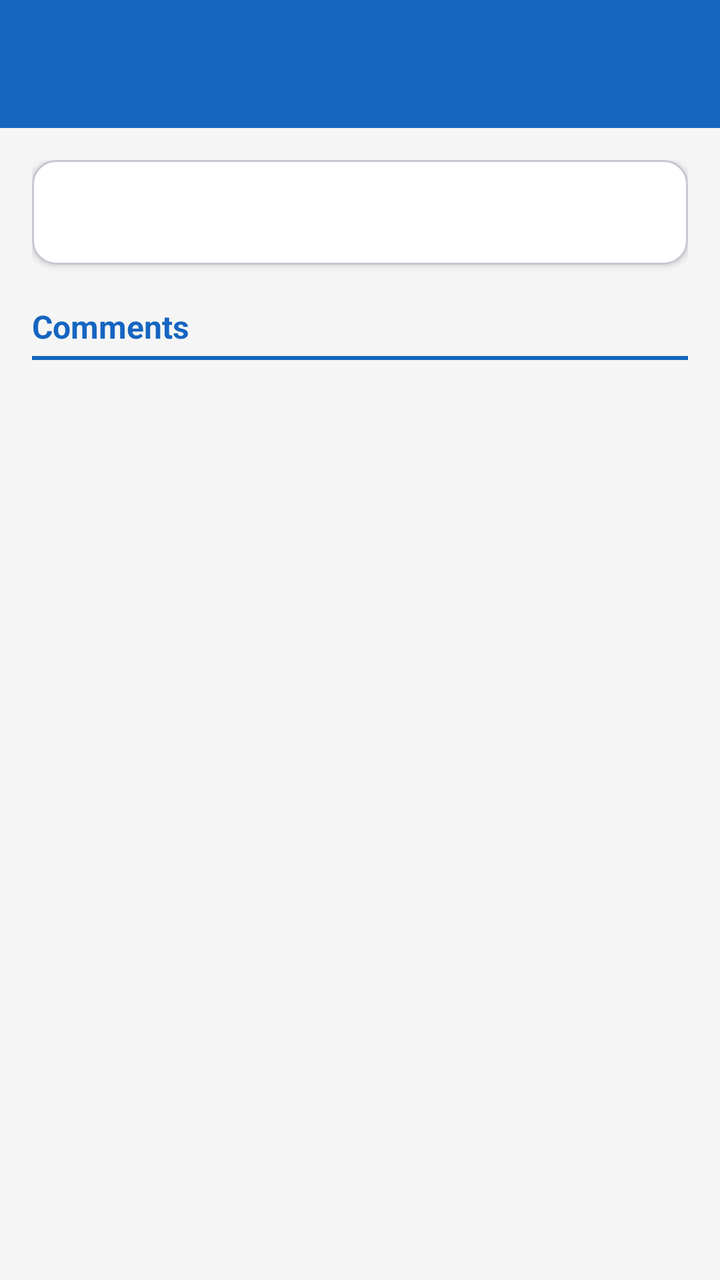
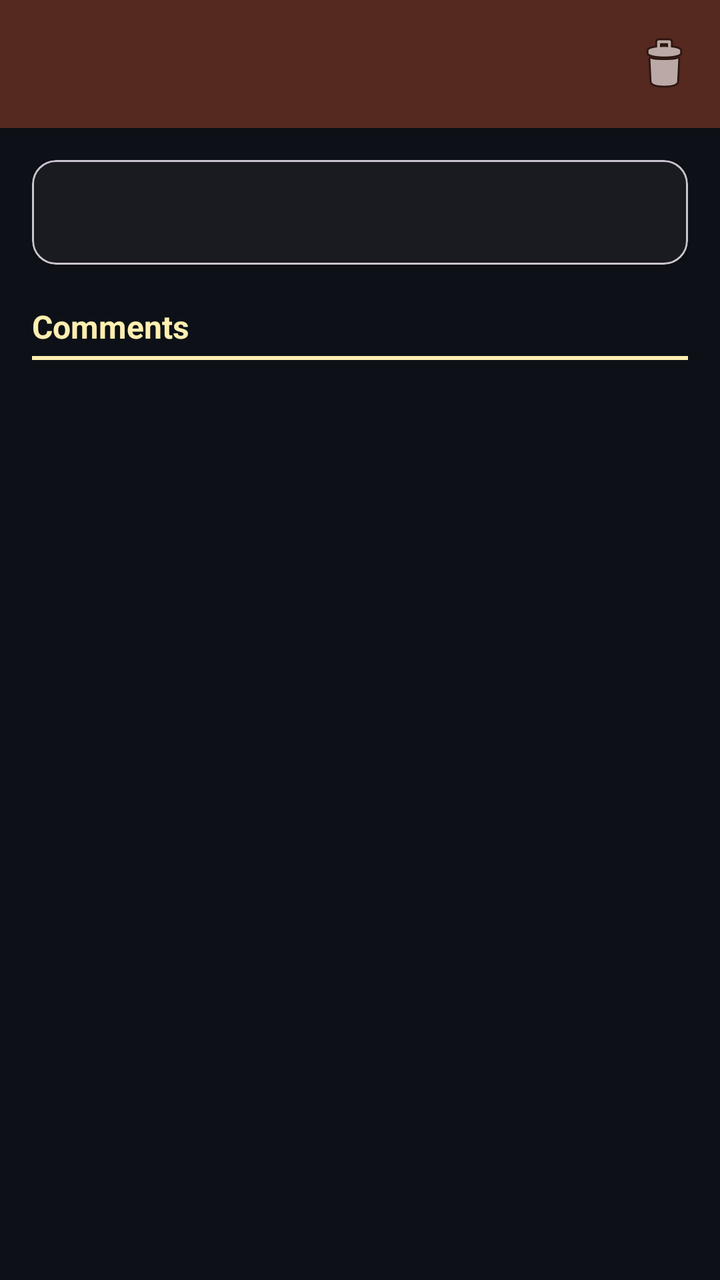

The first picture is an Android layout as it rendered before a commit; the second is the same layout after the commit. The layout source and the unified diff follow.
<!-- AndroidManifest.xml: application theme Theme.Miniblog -->
<!-- res/layout/activity_post_detail.xml -->
<?xml version="1.0" encoding="utf-8"?>
<LinearLayout
    xmlns:android="http://schemas.android.com/apk/res/android"
    xmlns:app="http://schemas.android.com/apk/res-auto"
    android:layout_width="match_parent"
    android:layout_height="match_parent"
    android:orientation="vertical"
    android:background="@color/background">

    <com.google.android.material.appbar.AppBarLayout
        android:layout_width="match_parent"
        android:layout_height="wrap_content"
        android:theme="@style/Theme.Miniblog.Toolbar">

        <com.google.android.material.appbar.MaterialToolbar
            android:id="@+id/toolbar"
            android:layout_width="match_parent"
            android:layout_height="?attr/actionBarSize"
            android:background="@color/primary"
            app:titleTextColor="@android:color/white"
            app:navigationIconTint="@android:color/white" />

    </com.google.android.material.appbar.AppBarLayout>

    <ScrollView
        android:layout_width="match_parent"
        android:layout_height="match_parent"
        android:fillViewport="true">

        <LinearLayout
            android:layout_width="match_parent"
            android:layout_height="wrap_content"
            android:orientation="vertical"
            android:padding="16dp">

            <com.google.android.material.card.MaterialCardView
                android:layout_width="match_parent"
                android:layout_height="wrap_content"
                app:cardCornerRadius="12dp"
                app:cardElevation="2dp"
                app:cardBackgroundColor="@color/card_background">

                <LinearLayout
                    android:layout_width="match_parent"
                    android:layout_height="wrap_content"
                    android:orientation="vertical"
                    android:padding="16dp">

                    <TextView
                        android:id="@+id/textViewDetailBody"
                        android:layout_width="match_parent"
                        android:layout_height="wrap_content"
                        android:textSize="15sp"
                        android:textColor="@color/text_primary"
                        android:lineSpacingMultiplier="1.4" />

                </LinearLayout>

            </com.google.android.material.card.MaterialCardView>

            <TextView
                android:layout_width="match_parent"
                android:layout_height="wrap_content"
                android:layout_marginTop="20dp"
                android:layout_marginBottom="4dp"
                android:text="Comments"
                android:textStyle="bold"
                android:textSize="16sp"
                android:textColor="@color/primary" />

            <View
                android:layout_width="match_parent"
                android:layout_height="2dp"
                android:layout_marginBottom="8dp"
                android:background="@color/primary" />

            <ProgressBar
                android:id="@+id/progressBarComments"
                android:layout_width="wrap_content"
                android:layout_height="wrap_content"
                android:layout_gravity="center_horizontal"
                android:layout_marginTop="8dp"
                android:visibility="gone" />

            <TextView
                android:id="@+id/textViewCommentsMessage"
                android:layout_width="match_parent"
                android:layout_height="wrap_content"
                android:layout_marginTop="8dp"
                android:textColor="@color/error"
                android:visibility="gone" />

            <androidx.recyclerview.widget.RecyclerView
                android:id="@+id/recyclerViewComments"
                android:layout_width="match_parent"
                android:layout_height="wrap_content"
                android:nestedScrollingEnabled="false"
                android:layout_marginTop="8dp" />

        </LinearLayout>

    </ScrollView>

</LinearLayout>
<!-- resources referenced by this layout -->
<resources>
  <color name="background">#FFF5F5F5</color>
  <color name="card_background">#FFFFFFFF</color>
  <color name="error">#FFD32F2F</color>
  <color name="primary">#FF1565C0</color>
  <color name="text_primary">#FF212121</color>
  <style name="Theme.Miniblog.Toolbar" parent="ThemeOverlay.Material3.Dark.ActionBar">
          <item name="android:background">@color/primary</item>
          <item name="colorOnSurface">@android:color/white</item>
      </style>
  <style name="Theme.Miniblog" parent="Base.Theme.Miniblog" />
  <style name="Base.Theme.Miniblog" parent="Theme.Material3.DayNight.NoActionBar">
          <item name="colorPrimary">@color/primary</item>
          <item name="colorOnPrimary">@android:color/white</item>
          <item name="colorPrimaryContainer">@color/primary_light</item>
          <item name="colorSecondary">@color/accent</item>
          <item name="android:statusBarColor">@color/primary_dark</item>
          <item name="android:navigationBarColor">@color/primary_dark</item>
          <item name="android:windowBackground">@color/background</item>
      </style>
  <color name="primary_light">#FF42A5F5</color>
  <color name="accent">#FF26A69A</color>
  <color name="primary_dark">#FF0D47A1</color>
</resources>

<!-- the commit's change to res/layout/activity_post_detail.xml (unified diff, before → after) -->
@@ -17,8 +17,9 @@
             android:layout_width="match_parent"
             android:layout_height="?attr/actionBarSize"
             android:background="@color/primary"
-            app:titleTextColor="@android:color/white"
-            app:navigationIconTint="@android:color/white" />
+            app:titleTextColor="@color/toolbar_icon"
+            app:navigationIconTint="@color/toolbar_icon"
+            app:menu="@menu/menu_post_detail" />
 
     </com.google.android.material.appbar.AppBarLayout>
 
@@ -66,13 +67,13 @@
                 android:text="Comments"
                 android:textStyle="bold"
                 android:textSize="16sp"
-                android:textColor="@color/primary" />
+                android:textColor="@color/accent" />
 
             <View
                 android:layout_width="match_parent"
                 android:layout_height="2dp"
                 android:layout_marginBottom="8dp"
-                android:background="@color/primary" />
+                android:background="@color/accent" />
 
             <ProgressBar
                 android:id="@+id/progressBarComments"
<!-- resource entries referenced after the edit -->
@@ -1,26 +1,30 @@
 <!-- resources referenced by this layout -->
 <resources>
-  <color name="background">#FFF5F5F5</color>
-  <color name="card_background">#FFFFFFFF</color>
-  <color name="error">#FFD32F2F</color>
-  <color name="primary">#FF1565C0</color>
-  <color name="text_primary">#FF212121</color>
+  <color name="background">#FF0D1117</color>
+  <color name="card_background">#FF161B22</color>
+  <color name="error">#FFF85149</color>
+  <color name="primary">#FF552920</color>
+  <color name="text_primary">#FFEFB1</color>
+  <color name="toolbar_icon">#FFEFB1</color>
   <style name="Theme.Miniblog.Toolbar" parent="ThemeOverlay.Material3.Dark.ActionBar">
           <item name="android:background">@color/primary</item>
-          <item name="colorOnSurface">@android:color/white</item>
+          <item name="colorOnSurface">@color/toolbar_icon</item>
       </style>
   <style name="Theme.Miniblog" parent="Base.Theme.Miniblog" />
   <style name="Base.Theme.Miniblog" parent="Theme.Material3.DayNight.NoActionBar">
           <item name="colorPrimary">@color/primary</item>
-          <item name="colorOnPrimary">@android:color/white</item>
+          <item name="colorOnPrimary">@color/on_primary</item>
           <item name="colorPrimaryContainer">@color/primary_light</item>
           <item name="colorSecondary">@color/accent</item>
-          <item name="android:statusBarColor">@color/primary_dark</item>
-          <item name="android:navigationBarColor">@color/primary_dark</item>
+          <item name="colorOnSecondary">@color/on_primary</item>
+          <item name="colorSurface">@color/card_background</item>
+          <item name="colorOnSurface">@color/text_primary</item>
+          <item name="android:statusBarColor">@color/background</item>
+          <item name="android:navigationBarColor">@color/background</item>
           <item name="android:windowBackground">@color/background</item>
       </style>
-  <color name="primary_light">#FF42A5F5</color>
-  <color name="accent">#FF26A69A</color>
-  <color name="primary_dark">#FF0D47A1</color>
+  <color name="on_primary">#FF0D1117</color>
+  <color name="primary_light">#FF7A4A3E</color>
+  <color name="accent">#FFEFB1</color>
 </resources>
 
